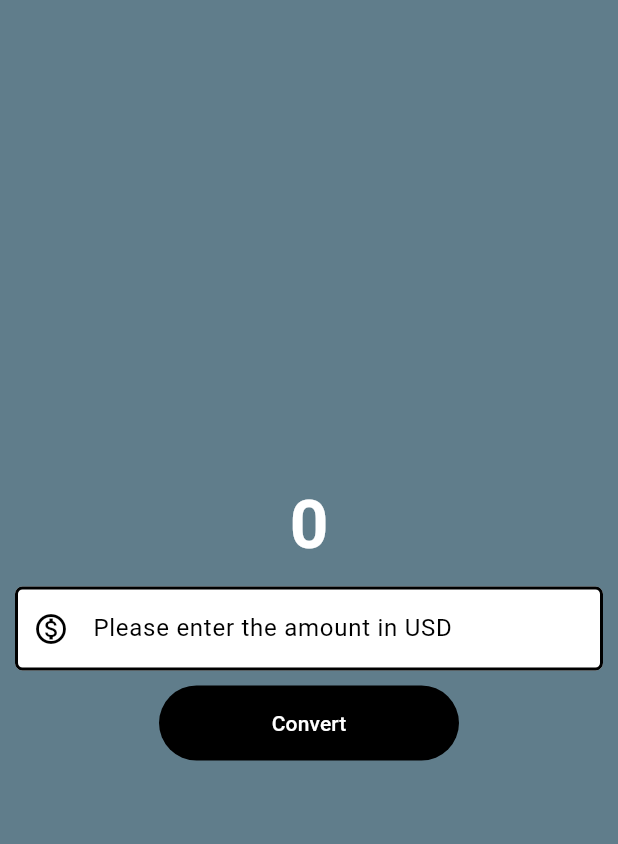
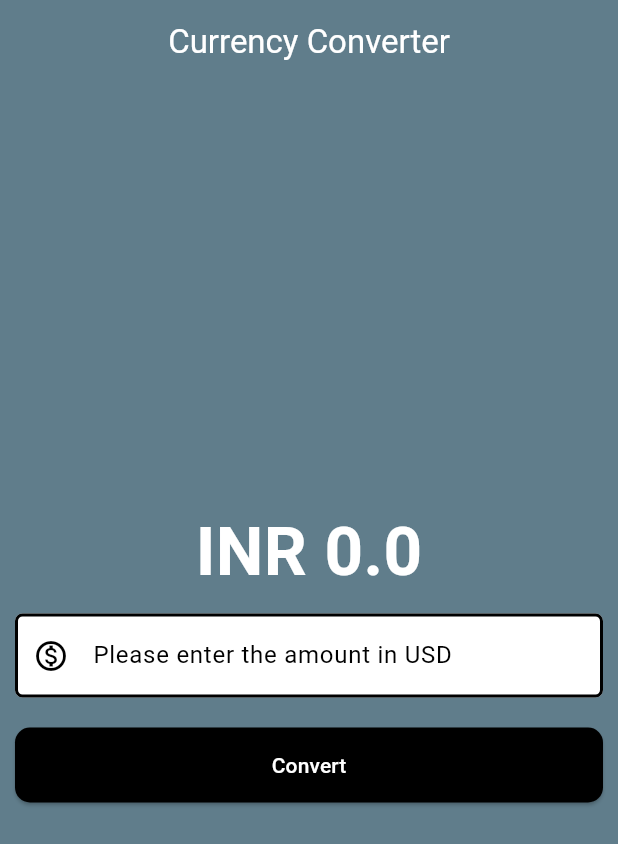
Before and after one commit to RacheetBedi/FlutterPractice, a Flutter app: the screen it shows after launch, after a tap on "Convert", on a phone screen of 412 x 824 dp. Shown: the top 844 px of the screen. Run offline on Flutter 3.47's test engine with Material 3 defaults, Android fonts, the phone set to English and light mode, and no system bars; missing offline and left inert: dart:html.

Commit message:
Added button functionality and restructured code to use Stateful Widget.

```diff
--- a/lib/currency_converter_material_page.dart
+++ b/lib/currency_converter_material_page.dart
@@ -1,8 +1,20 @@
+import 'dart:html';
+
 import 'package:flutter/foundation.dart';
 import 'package:flutter/material.dart';
 
-class CurrencyConverterMaterialPage extends StatelessWidget {
+class CurrencyConverterMaterialPage extends StatefulWidget {
   const CurrencyConverterMaterialPage({super.key});
+
+  @override
+  State<CurrencyConverterMaterialPage> createState() =>
+      _CurrencyConverterMaterialPageState();
+}
+
+class _CurrencyConverterMaterialPageState
+    extends State<CurrencyConverterMaterialPage> {
+  double result = 0;
+  final TextEditingController textEditingController = TextEditingController();
 
   @override
   Widget build(BuildContext context) {
@@ -16,13 +28,22 @@ class CurrencyConverterMaterialPage extends StatelessWidget {
 
     return Scaffold(
         backgroundColor: Colors.blueGrey,
+        appBar: AppBar(
+          backgroundColor: Colors.blueGrey,
+          elevation: 0,
+          title: const Text('Currency Converter',
+              style: TextStyle(
+                color: Colors.white,
+              )),
+          centerTitle: true,
+        ),
         body: Center(
           child: Column(
             mainAxisAlignment: MainAxisAlignment.center,
             crossAxisAlignment: CrossAxisAlignment.center,
             children: [
-              const Text(
-                '0',
+              Text(
+                'INR $result',
                 style: const TextStyle(
                   fontSize: 45,
                   fontWeight: FontWeight.bold,
@@ -32,6 +53,7 @@ class CurrencyConverterMaterialPage extends StatelessWidget {
               Container(
                 padding: const EdgeInsets.all(10),
                 child: TextField(
+                  controller: textEditingController,
                   style: const TextStyle(
                     color: Colors.black,
                   ),
@@ -52,18 +74,23 @@ class CurrencyConverterMaterialPage extends StatelessWidget {
                   ),
                 ),
               ),
-              TextButton(
-                onPressed: () {
-                  if (kDebugMode) {
-                    print('button clicked');
-                  }
-                },
-                style: const ButtonStyle(
-                  backgroundColor: MaterialStatePropertyAll(Colors.black),
-                  foregroundColor: MaterialStatePropertyAll(Colors.white),
-                  fixedSize: MaterialStatePropertyAll(Size(200, 50)),
+              Container(
+                padding: const EdgeInsets.all(10.0),
+                child: ElevatedButton(
+                  onPressed: () {
+                    result = double.parse(textEditingController.text) * 81;
+                    setState(() {});
+                  },
+                  style: TextButton.styleFrom(
+                    backgroundColor: Colors.black,
+                    foregroundColor: Colors.white,
+                    minimumSize: const Size(double.infinity, 50),
+                    shape: RoundedRectangleBorder(
+                      borderRadius: BorderRadius.circular(10),
+                    ),
+                  ),
+                  child: const Text('Convert'),
                 ),
-                child: const Text('Convert'),
               ),
             ],
           ),
```
